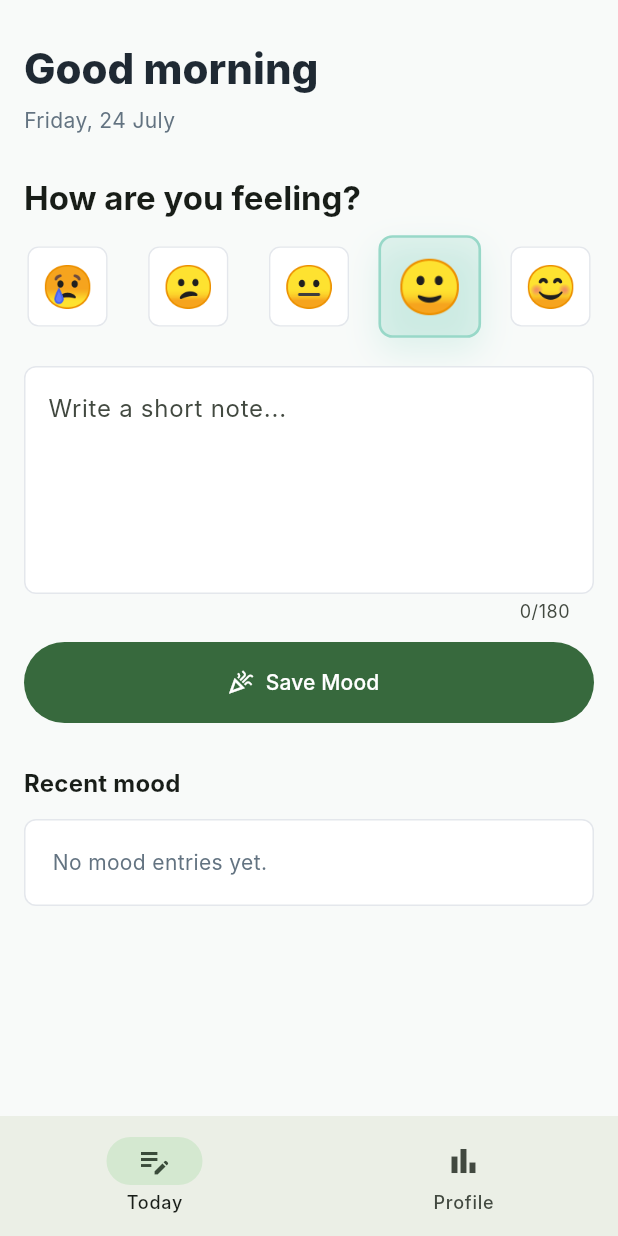
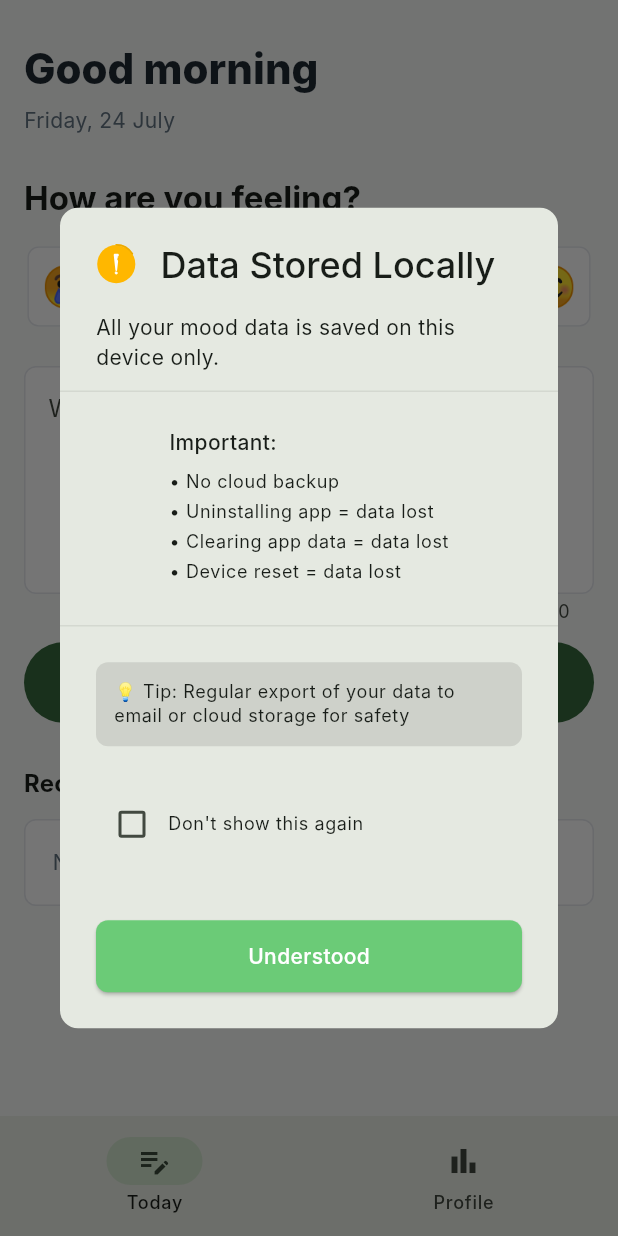
Before and after one commit to Revaldo11/mood_tracker_app, a Flutter app: the MainShell screen opened directly, on a phone screen of 412 x 824 dp. Run offline on Flutter 3.47's test engine with Material 3 defaults, Android fonts, the phone set to English and light mode, and no system bars; drawn by our look-alikes of flutter_animate; our stand-ins replace confetti, fl_chart, get, hive_flutter, lottie, shared_preferences; accounts and stored records are empty; Roboto replaces fonts that are missing (Inter).

Commit message:
feat: add data warning dialog and shared preferences integration
- Introduced a new constant for data warning status key.
- Implemented data warning dialog to inform users about local data storage.
- Added methods in MoodController to manage data warning status using SharedPreferences.
- Integrated dialog display logic in MainShell to show warning if necessary.
- Updated pubspec.yaml to include shared_preferences package.
- Refactored mood_controller.dart for improved readability and functionality.

```diff
--- a/analysis_options.yaml
+++ b/analysis_options.yaml
@@ -8,6 +8,9 @@
 # The following line activates a set of recommended lints for Flutter apps,
 # packages, and plugins designed to encourage good coding practices.
 include: package:flutter_lints/flutter.yaml
+
+formatter:
+  page_width: 80
 
 linter:
   # The lint rules applied to this project can be customized in the
--- /dev/null
+++ b/lib/constant/constant.dart
@@ -0,0 +1 @@
+const String DATA_WARNING_SHOWN_KEY = 'data_warning_shown';
--- a/lib/presentation/controllers/mood_controller.dart
+++ b/lib/presentation/controllers/mood_controller.dart
@@ -2,6 +2,9 @@ import 'package:confetti/confetti.dart';
 import 'package:flutter/material.dart';
 import 'package:get/get.dart';
 import 'package:intl/intl.dart';
+import 'package:mood_tracker/constant/constant.dart';
+import 'package:mood_tracker/shared/dialog/data_warning_dialog.dart';
+import 'package:shared_preferences/shared_preferences.dart';
 
 import '../../domain/models/mood_entry.dart';
 import '../../domain/repositories/mood_repository.dart';
@@ -12,9 +15,7 @@ class MoodController extends GetxController {
   final MoodRepository _repository;
   final notesController = TextEditingController();
   final notesFocusNode = FocusNode();
-  final confettiController = ConfettiController(
-    duration: const Duration(seconds: 2),
-  );
+  final confettiController = ConfettiController(duration: const Duration(seconds: 2));
 
   final entries = <MoodEntry>[].obs;
   final selectedMood = 4.obs;
@@ -23,13 +24,7 @@ class MoodController extends GetxController {
   final isNotesFocused = false.obs;
   final touchedChartDate = Rxn<DateTime>();
 
-  final moods = const [
-    MoodOption(1, '😢', Color(0xFFFF6B6B), 'Sad'),
-    MoodOption(2, '😕', Color(0xFFFFA500), 'Meh'),
-    MoodOption(3, '😐', Color(0xFFFFD700), 'Neutral'),
-    MoodOption(4, '🙂', Color(0xFF98D8C8), 'Good'),
-    MoodOption(5, '😊', Color(0xFF6BCB77), 'Happy'),
-  ];
+  final moods = const [MoodOption(1, '😢', Color(0xFFFF6B6B), 'Sad'), MoodOption(2, '😕', Color(0xFFFFA500), 'Meh'), MoodOption(3, '😐', Color(0xFFFFD700), 'Neutral'), MoodOption(4, '🙂', Color(0xFF98D8C8), 'Good'), MoodOption(5, '😊', Color(0xFF6BCB77), 'Happy')];
 
   @override
   void onInit() {
@@ -50,17 +45,8 @@ class MoodController extends GetxController {
     selectedEmoji.value = option.emoji;
   }
 
-  Future<void> saveMood({
-    String title = 'Mood saved',
-    String message = 'Your daily mood has been recorded.',
-  }) async {
-    final entry = MoodEntry(
-      id: DateTime.now().microsecondsSinceEpoch.toString(),
-      mood: selectedMood.value,
-      notes: notesController.text.trim(),
-      timestamp: DateTime.now(),
-      emoji: selectedEmoji.value,
-    );
+  Future<void> saveMood({String title = 'Mood saved', String message = 'Your daily mood has been recorded.'}) async {
+    final entry = MoodEntry(id: DateTime.now().microsecondsSinceEpoch.toString(), mood: selectedMood.value, notes: notesController.text.trim(), timestamp: DateTime.now(), emoji: selectedEmoji.value);
 
     await _repository.saveEntry(entry);
     notesController.clear();
@@ -68,14 +54,7 @@ class MoodController extends GetxController {
     await loadEntries();
 
     if (!Get.testMode) {
-      Get.snackbar(
-        title,
-        message,
-        snackPosition: SnackPosition.BOTTOM,
-        margin: const EdgeInsets.all(16),
-        borderRadius: 8,
-        duration: const Duration(seconds: 2),
-      );
+      Get.snackbar(title, message, snackPosition: SnackPosition.BOTTOM, margin: const EdgeInsets.all(16), borderRadius: 8, duration: const Duration(seconds: 2));
     }
   }
 
@@ -83,15 +62,10 @@ class MoodController extends GetxController {
 
   List<MoodEntry> get lastSevenDaysEntries {
     final today = DateTime.now();
-    final start = DateTime(today.year, today.month, today.day)
-        .subtract(const Duration(days: 6));
+    final start = DateTime(today.year, today.month, today.day).subtract(const Duration(days: 6));
 
     return entries.where((entry) {
-      final date = DateTime(
-        entry.timestamp.year,
-        entry.timestamp.month,
-        entry.timestamp.day,
-      );
+      final date = DateTime(entry.timestamp.year, entry.timestamp.month, entry.timestamp.day);
       return !date.isBefore(start);
     }).toList();
   }
@@ -99,9 +73,7 @@ class MoodController extends GetxController {
   int get currentStreak {
     var streak = 0;
     var day = DateTime.now();
-    final loggedDays = entries
-        .map((entry) => DateFormat('yyyy-MM-dd').format(entry.timestamp))
-        .toSet();
+    final loggedDays = entries.map((entry) => DateFormat('yyyy-MM-dd').format(entry.timestamp)).toSet();
 
     while (loggedDays.contains(DateFormat('yyyy-MM-dd').format(day))) {
       streak++;
@@ -121,9 +93,7 @@ class MoodController extends GetxController {
       counts[entry.mood] = (counts[entry.mood] ?? 0) + 1;
     }
 
-    final mood = counts.entries.reduce(
-      (current, next) => next.value > current.value ? next : current,
-    );
+    final mood = counts.entries.reduce((current, next) => next.value > current.value ? next : current);
 
     return moods.firstWhere((option) => option.value == mood.key);
   }
@@ -134,9 +104,7 @@ class MoodController extends GetxController {
 
   MoodEntry? entryForDate(DateTime date) {
     final key = DateFormat('yyyy-MM-dd').format(date);
-    return entries.firstWhereOrNull(
-      (entry) => DateFormat('yyyy-MM-dd').format(entry.timestamp) == key,
-    );
+    return entries.firstWhereOrNull((entry) => DateFormat('yyyy-MM-dd').format(entry.timestamp) == key);
   }
 
   void _selectPreviousMoodSuggestion() {
@@ -149,6 +117,45 @@ class MoodController extends GetxController {
     final option = moodOptionByValue(entry.mood);
     selectedMood.value = option.value;
     selectedEmoji.value = option.emoji;
+  }
+
+  final RxBool dataWarningShown = false.obs;
+
+  Future<void> loadDataWarningStatus() async {
+    try {
+      final prefs = await SharedPreferences.getInstance();
+      bool shown = prefs.getBool(DATA_WARNING_SHOWN_KEY) ?? false;
+      dataWarningShown.value = shown;
+    } catch (e) {
+      print('Error loading data warning status: $e');
+    }
+  }
+
+  // Mark as shown and save to storage
+  Future<void> markDataWarningAsShown() async {
+    try {
+      final prefs = await SharedPreferences.getInstance();
+      await prefs.setBool(DATA_WARNING_SHOWN_KEY, true);
+      dataWarningShown.value = true;
+    } catch (e) {
+      print('Error saving data warning status: $e');
+    }
+  }
+
+  // Check if should show warning
+  bool shouldShowWarning() {
+    return !dataWarningShown.value;
+  }
+
+  void showDataWarningDialog() {
+    if (Get.isDialogOpen ?? false) {
+      return;
+    }
+
+    Get.dialog(
+      const DataWarningDialog(),
+      barrierDismissible: false,  // ← IMPORTANT: User MUST tap button
+    );
   }
 
   @override
--- a/lib/presentation/screens/main_shell.dart
+++ b/lib/presentation/screens/main_shell.dart
@@ -10,6 +10,12 @@ class MainShell extends GetView<MoodController> {
 
   @override
   Widget build(BuildContext context) {
+    WidgetsBinding.instance.addPostFrameCallback((_) {
+      if (controller.shouldShowWarning()) {
+        controller.showDataWarningDialog();
+      }
+    });
+
     return Obx(
       () => Scaffold(
         body: IndexedStack(
--- /dev/null
+++ b/lib/shared/dialog/data_warning_dialog.dart
@@ -0,0 +1,204 @@
+import 'package:flutter/material.dart';
+import 'package:get/get.dart';
+import 'package:lottie/lottie.dart';
+import 'package:mood_tracker/presentation/controllers/mood_controller.dart';
+
+class DataWarningDialog extends StatelessWidget {
+  const DataWarningDialog({super.key});
+
+  @override
+  Widget build(BuildContext context) {
+    final controller = Get.find<MoodController>();
+    final RxBool dontShowAgain = false.obs;
+
+    return Dialog(
+      shape: RoundedRectangleBorder(borderRadius: BorderRadius.circular(12)),
+      child: SingleChildScrollView(
+        child: Column(
+          children: [
+            _buildHeader(),
+            _buildContent(),
+            _buildDivider(),
+            _buildWarningSection(),
+            _buildDivider(),
+            _buildTipSection(context),
+            _buildCheckbox(dontShowAgain),
+            _buildButton(context, controller, dontShowAgain),
+          ],
+        ),
+      ),
+    );
+  }
+
+  Widget _buildHeader() {
+    return Container(
+      margin: EdgeInsets.only(top: 20, bottom: 15),
+      padding: const EdgeInsets.symmetric(horizontal: 20),
+      child: Row(
+        children: [
+          Lottie.asset(
+            'assets/animation/warning_circle.json',
+            height: 35,
+            repeat: true,
+            filterQuality: FilterQuality.medium,
+          ),
+          const SizedBox(width: 12),
+          Expanded(
+            child: Text(
+              'Data Stored Locally',
+              style: Get.textTheme.headlineSmall?.copyWith(
+                fontWeight: FontWeight.w500,
+              ),
+            ),
+          ),
+        ],
+      ),
+    );
+  }
+
+  Widget _buildContent() {
+    return Padding(
+      padding: const EdgeInsets.symmetric(horizontal: 24.0),
+      child: Text(
+        'All your mood data is saved on this device only.',
+        style: Get.textTheme.bodyMedium?.copyWith(
+          color: Get.theme.textTheme.bodySmall?.color,
+        ),
+      ),
+    );
+  }
+
+  Widget _buildDivider() {
+    return Padding(
+      padding: const EdgeInsets.symmetric(vertical: 12.0),
+      child: Container(
+        height: 0.5,
+        color: Get.theme.dividerColor.withOpacity(0.3),
+      ),
+    );
+  }
+
+  Widget _buildWarningSection() {
+    return Padding(
+      padding: const EdgeInsets.symmetric(horizontal: 24.0, vertical: 12),
+      child: Column(
+        crossAxisAlignment: CrossAxisAlignment.start,
+        children: [
+          Text(
+            'Important:',
+            style: Get.textTheme.bodyMedium?.copyWith(
+              fontWeight: FontWeight.w500,
+            ),
+          ),
+          const SizedBox(height: 8),
+          _buildWarningList(),
+        ],
+      ),
+    );
+  }
+
+  Widget _buildWarningList() {
+    final items = [
+      'No cloud backup',
+      'Uninstalling app = data lost',
+      'Clearing app data = data lost',
+      'Device reset = data lost',
+    ];
+
+    return Column(
+      crossAxisAlignment: CrossAxisAlignment.start,
+      children: items
+          .map(
+            (item) => Padding(
+              padding: const EdgeInsets.only(bottom: 4.0),
+              child: Text(
+                '• $item',
+                style: Get.textTheme.bodySmall?.copyWith(
+                  color: Get.theme.textTheme.bodySmall?.color,
+                ),
+              ),
+            ),
+          )
+          .toList(),
+    );
+  }
+
+  Widget _buildTipSection(BuildContext context) {
+    return Padding(
+      padding: const EdgeInsets.symmetric(horizontal: 24.0, vertical: 12),
+      child: Container(
+        decoration: BoxDecoration(
+          color: Get.theme.hintColor.withOpacity(0.1),
+          borderRadius: BorderRadius.circular(8),
+        ),
+        padding: const EdgeInsets.all(12),
+        child: Text(
+          '💡 Tip: Regular export of your data to email or cloud storage for safety',
+          style: Get.textTheme.bodySmall?.copyWith(
+            color: Get.theme.textTheme.bodySmall?.color,
+          ),
+        ),
+      ),
+    );
+  }
+
+  Widget _buildCheckbox(RxBool dontShowAgain) {
+    return Padding(
+      padding: const EdgeInsets.symmetric(horizontal: 24.0, vertical: 16),
+      child: Row(
+        children: [
+          Obx(
+            () => Checkbox(
+              value: dontShowAgain.value,
+              onChanged: (value) {
+                dontShowAgain.value = value ?? false;
+              },
+            ),
+          ),
+          Text(
+            'Don\'t show this again',
+            style: Get.textTheme.bodySmall?.copyWith(
+              color: Get.theme.textTheme.bodySmall?.color,
+            ),
+          ),
+        ],
+      ),
+    );
+  }
+
+  Widget _buildButton(
+    BuildContext context,
+    MoodController controller,
+    RxBool dontShowAgain,
+  ) {
+    return Padding(
+      padding: const EdgeInsets.all(24.0),
+      child: SizedBox(
+        width: double.infinity,
+        height: 48,
+        child: ElevatedButton(
+          onPressed: () async {
+            // Mark as shown
+            await controller.markDataWarningAsShown();
+
+            // Close dialog
+            Get.back();
+          },
+          style: ElevatedButton.styleFrom(
+            backgroundColor: const Color(0xFF6BCB77),
+            shape: RoundedRectangleBorder(
+              borderRadius: BorderRadius.circular(8),
+            ),
+          ),
+          child: Text(
+            'Understood',
+            style: Get.textTheme.bodyMedium?.copyWith(
+              color: Colors.white,
+              fontWeight: FontWeight.w500,
+            ),
+          ),
+        ),
+      ),
+    );
+  }
+}
--- a/pubspec.yaml
+++ b/pubspec.yaml
@@ -42,7 +42,7 @@ dependencies:
   flutter_animate: ^4.5.2
   intl: ^0.20.1
   lottie: ^3.3.1
-
+  shared_preferences: ^2.5.5
 dev_dependencies:
   flutter_test:
     sdk: flutter
```
Also changed, not shown: assets/animation/warning_circle.json (added, +1 -0 lines), lib/shared/dialog.dart (added), pubspec.lock.
